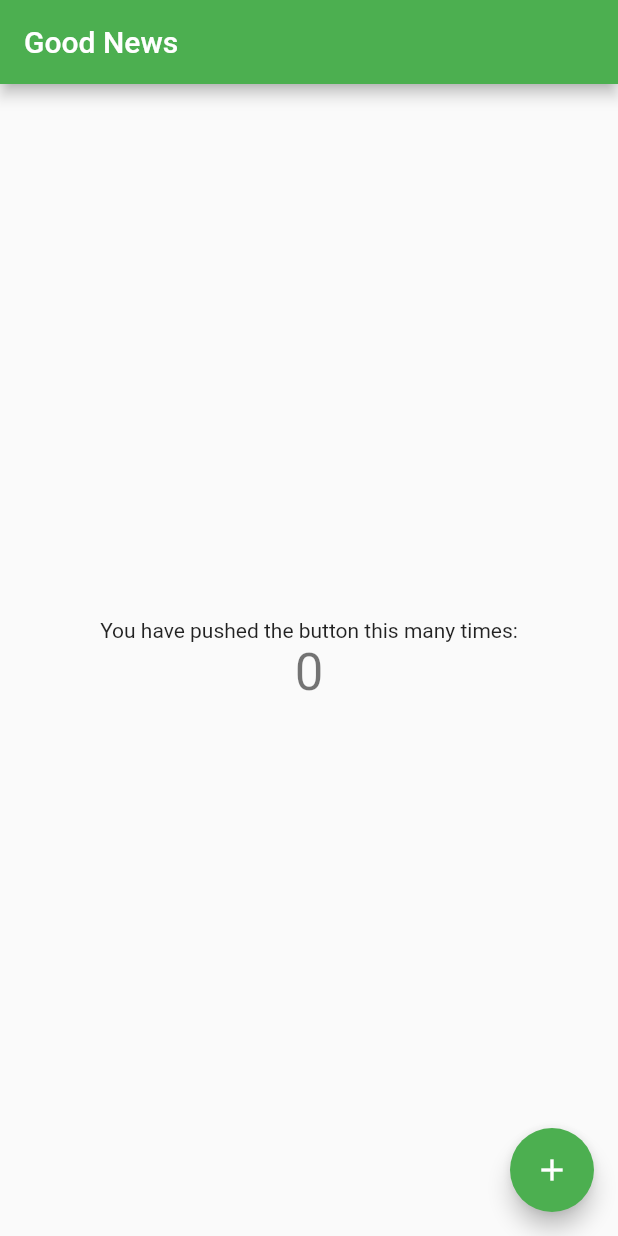
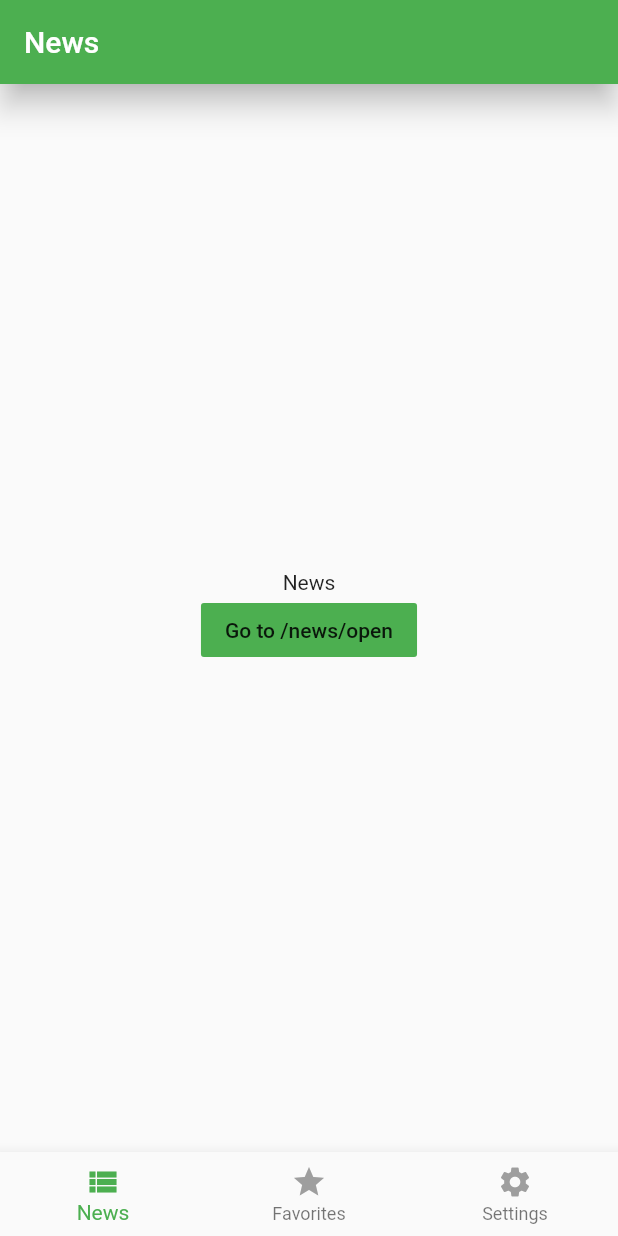
Before and after one commit to GGCTeam/good-news-flutter-app, a Flutter app: the screen it shows after launch, on a phone screen of 412 x 824 dp. Run offline on Flutter 3.47's test engine with Material 2 defaults, Android fonts, the phone set to English and light mode, and no system bars; statements that could not run were skipped.

Commit message:
bottom skeleton tab navigation implemented

```diff
--- /dev/null
+++ b/lib/app/home_page.dart
@@ -0,0 +1,64 @@
+import 'package:flutter/material.dart';
+import 'package:good_news_flutter/app/navigation/tab_navigator.dart';
+
+import 'navigation/bottom_navigation.dart';
+import 'navigation/tabs.dart';
+
+class HomePage extends StatefulWidget {
+  @override
+  _HomePageState createState() => _HomePageState();
+}
+
+class _HomePageState extends State<HomePage> {
+  TabItem _currentTab = Tabs.initTab;
+
+  void _selectTab(TabItem tabItem) {
+    if (tabItem == _currentTab) {
+      // pop to first route
+      Tabs.navigatorKeys[tabItem].currentState
+          .popUntil((route) => route.isFirst);
+    } else {
+      setState(() => _currentTab = tabItem);
+    }
+  }
+
+  @override
+  Widget build(BuildContext context) {
+    return WillPopScope(
+      onWillPop: () async {
+        final isFirstRouteInCurrentTab =
+            !await Tabs.navigatorKeys[_currentTab].currentState.maybePop();
+        if (isFirstRouteInCurrentTab) {
+          // if not on the 'main' tab
+          if (_currentTab != Tabs.initTab) {
+            // select 'main' tab
+            _selectTab(Tabs.initTab);
+            // back button handled by app
+            return false;
+          }
+        }
+        // let system handle back button if we're on the first route
+        return isFirstRouteInCurrentTab;
+      },
+      child: Scaffold(
+        body: Stack(children: <Widget>[
+          _buildOffstageNavigator(TabItem.news),
+          _buildOffstageNavigator(TabItem.favorites),
+          _buildOffstageNavigator(TabItem.settings),
+        ]),
+        bottomNavigationBar: BottomNavigation(
+          currentTab: _currentTab,
+          onSelectTab: _selectTab,
+        ),
+      ),
+    );
+  }
+
+  Widget _buildOffstageNavigator(TabItem tabItem) {
+    return Offstage(
+      offstage: _currentTab != tabItem,
+      child: TabNavigator(tabItem: tabItem),
+      // child: _correctTabNavigator(tabItem),
+    );
+  }
+}
--- /dev/null
+++ b/lib/app/navigation/bottom_navigation.dart
@@ -0,0 +1,39 @@
+import 'package:flutter/material.dart';
+import 'package:good_news_flutter/app/navigation/tabs.dart';
+
+class BottomNavigation extends StatelessWidget {
+  BottomNavigation({@required this.currentTab, @required this.onSelectTab});
+
+  final TabItem currentTab;
+  final ValueChanged<TabItem> onSelectTab;
+
+  @override
+  Widget build(BuildContext context) {
+    return BottomNavigationBar(
+      type: BottomNavigationBarType.fixed,
+      items: [
+        _buildItem(tabItem: TabItem.news),
+        _buildItem(tabItem: TabItem.favorites),
+        _buildItem(tabItem: TabItem.settings),
+      ],
+      onTap: (index) => onSelectTab(
+        TabItem.values[index],
+      ),
+    );
+  }
+
+  BottomNavigationBarItem _buildItem({TabItem tabItem}) {
+    String text = Tabs.names[tabItem];
+    IconData icon = Tabs.icons[tabItem];
+    Color iconColor =
+        currentTab == tabItem ? Tabs.activeColors[tabItem] : Colors.grey;
+
+    return BottomNavigationBarItem(
+      icon: Icon(icon, color: iconColor),
+      title: Text(
+        text,
+        style: TextStyle(color: iconColor),
+      ),
+    );
+  }
+}
--- /dev/null
+++ b/lib/app/navigation/routes.dart
@@ -0,0 +1,33 @@
+import 'package:flutter/material.dart';
+import 'package:good_news_flutter/app/navigation/tabs.dart';
+import 'package:good_news_flutter/app/placeholder_page.dart';
+
+enum Path {
+  news_root,
+  favorites_root,
+  settings_root,
+  news_open,
+}
+
+class Routes {
+  static Map<Path, String> paths = {
+    Path.news_root: 'news',
+    Path.favorites_root: 'favorites',
+    Path.settings_root: 'settings',
+    Path.news_open: 'news_open',
+  };
+
+  static Map<TabItem, String> rootPaths = {
+    TabItem.news: paths[Path.news_root],
+    TabItem.favorites: paths[Path.favorites_root],
+    TabItem.settings: paths[Path.settings_root],
+  };
+
+  static Map<String, WidgetBuilder> builders = {
+    paths[Path.news_root]: (context) => PlaceholderPage("News"),
+    paths[Path.favorites_root]
+        : (context) => PlaceholderPage("Favorites"),
+    paths[Path.settings_root]: (context) => PlaceholderPage("Settings"),
+    paths[Path.news_open]: (context) => PlaceholderPage("News Open"),
+  };
+}
--- /dev/null
+++ b/lib/app/navigation/tab_navigator.dart
@@ -0,0 +1,31 @@
+import 'package:flutter/material.dart';
+import 'package:good_news_flutter/app/navigation/routes.dart';
+import 'package:good_news_flutter/app/navigation/tabs.dart';
+
+class TabNavigator extends StatelessWidget {
+  TabNavigator({@required this.tabItem});
+
+  final TabItem tabItem;
+
+  @override
+  Widget build(BuildContext context) {
+    print("${Routes.rootPaths[tabItem]} -- ${Tabs.navigatorKeys[tabItem]}");
+    return Navigator(
+      key: Tabs.navigatorKeys[tabItem],
+      initialRoute: Routes.rootPaths[tabItem],
+      onGenerateRoute: (routeSettings) {
+
+        print(routeSettings.name);
+        print(routeSettings.isInitialRoute);
+
+        return MaterialPageRoute(
+          settings: RouteSettings(
+            // is used to disable animation when first News screen is appeared.
+            isInitialRoute: Routes.rootPaths.values.contains(routeSettings.name),
+          ),
+          builder: (context) => Routes.builders[routeSettings.name](context),
+        );
+      },
+    );
+  }
+}
--- /dev/null
+++ b/lib/app/navigation/tabs.dart
@@ -0,0 +1,32 @@
+
+import 'package:flutter/material.dart';
+
+enum TabItem { news, favorites, settings }
+
+class Tabs {
+  static TabItem initTab = TabItem.news;
+
+  static Map<TabItem, String> names = {
+    TabItem.news: 'News',
+    TabItem.favorites: 'Favorites',
+    TabItem.settings: 'Settings',
+  };
+
+  static Map<TabItem, MaterialColor> activeColors = {
+    TabItem.news: Colors.green,
+    TabItem.favorites: Colors.green,
+    TabItem.settings: Colors.green,
+  };
+
+  static Map<TabItem, IconData> icons = {
+    TabItem.news: Icons.view_list,
+    TabItem.favorites: Icons.star,
+    TabItem.settings: Icons.settings,
+  };
+
+  static Map<TabItem, GlobalKey<NavigatorState>> navigatorKeys = {
+    TabItem.news: GlobalKey<NavigatorState>(),
+    TabItem.favorites: GlobalKey<NavigatorState>(),
+    TabItem.settings: GlobalKey<NavigatorState>(),
+  };
+}
--- /dev/null
+++ b/lib/app/placeholder_page.dart
@@ -0,0 +1,39 @@
+import 'dart:io';
+import 'package:flutter/material.dart';
+import 'package:good_news_flutter/app/navigation/routes.dart';
+
+class PlaceholderPage extends StatefulWidget {
+  PlaceholderPage(this.msg);
+
+  final String msg;
+
+  @override
+  _PlaceholderPageState createState() => _PlaceholderPageState();
+}
+
+class _PlaceholderPageState extends State<PlaceholderPage> {
+  @override
+  Widget build(BuildContext context) {
+    return Scaffold(
+      appBar: AppBar(
+        title: Text(widget.msg),
+        elevation: Platform.isIOS ? 0 : 8,
+      ),
+      body: Center(
+        child: Column(
+          mainAxisAlignment: MainAxisAlignment.center,
+          children: <Widget>[
+            Text(widget.msg),
+            FlatButton(
+              child: Text('Go to /news/open'),
+              color: Colors.green,
+              onPressed: () {
+                 Navigator.of(context).pushNamed(Routes.paths[Path.news_open]);
+              },
+            ),
+          ],
+        ),
+      ),
+    );
+  }
+}
--- a/lib/main.dart
+++ b/lib/main.dart
@@ -1,4 +1,6 @@
 import 'package:flutter/material.dart';
+import 'package:good_news_flutter/app/home_page.dart';
+import 'package:flutter/cupertino.dart';
 
 void main() => runApp(MyApp());
 
@@ -9,103 +11,9 @@ class MyApp extends StatelessWidget {
     return MaterialApp(
       title: 'Good News',
       theme: ThemeData(
-        // This is the theme of your application.
-        //
-        // Try running your application with "flutter run". You'll see the
-        // application has a blue toolbar. Then, without quitting the app, try
-        // changing the primarySwatch below to Colors.green and then invoke
-        // "hot reload" (press "r" in the console where you ran "flutter run",
-        // or simply save your changes to "hot reload" in a Flutter IDE).
-        // Notice that the counter didn't reset back to zero; the application
-        // is not restarted.
         primarySwatch: Colors.green,
       ),
-      home: MyHomePage(title: 'Good News'),
+      home: HomePage(),
     );
   }
 }
-
-class MyHomePage extends StatefulWidget {
-  MyHomePage({Key key, this.title}) : super(key: key);
-
-  // This widget is the home page of your application. It is stateful, meaning
-  // that it has a State object (defined below) that contains fields that affect
-  // how it looks.
-
-  // This class is the configuration for the state. It holds the values (in this
-  // case the title) provided by the parent (in this case the App widget) and
-  // used by the build method of the State. Fields in a Widget subclass are
-  // always marked "final".
-
-  final String title;
-
-  @override
-  _MyHomePageState createState() => _MyHomePageState();
-}
-
-class _MyHomePageState extends State<MyHomePage> {
-  int _counter = 0;
-
-  void _incrementCounter() {
-    setState(() {
-      // This call to setState tells the Flutter framework that something has
-      // changed in this State, which causes it to rerun the build method below
-      // so that the display can reflect the updated values. If we changed
-      // _counter without calling setState(), then the build method would not be
-      // called again, and so nothing would appear to happen.
-      _counter++;
-    });
-  }
-
-  @override
-  Widget build(BuildContext context) {
-    // This method is rerun every time setState is called, for instance as done
-    // by the _incrementCounter method above.
-    //
-    // The Flutter framework has been optimized to make rerunning build methods
-    // fast, so that you can just rebuild anything that needs updating rather
-    // than having to individually change instances of widgets.
-    return Scaffold(
-      appBar: AppBar(
-        // Here we take the value from the MyHomePage object that was created by
-        // the App.build method, and use it to set our appbar title.
-        title: Text(widget.title),
-      ),
-      body: Center(
-        // Center is a layout widget. It takes a single child and positions it
-        // in the middle of the parent.
-        child: Column(
-          // Column is also a layout widget. It takes a list of children and
-          // arranges them vertically. By default, it sizes itself to fit its
-          // children horizontally, and tries to be as tall as its parent.
-          //
-          // Invoke "debug painting" (press "p" in the console, choose the
-          // "Toggle Debug Paint" action from the Flutter Inspector in Android
-          // Studio, or the "Toggle Debug Paint" command in Visual Studio Code)
-          // to see the wireframe for each widget.
-          //
-          // Column has various properties to control how it sizes itself and
-          // how it positions its children. Here we use mainAxisAlignment to
-          // center the children vertically; the main axis here is the vertical
-          // axis because Columns are vertical (the cross axis would be
-          // horizontal).
-          mainAxisAlignment: MainAxisAlignment.center,
-          children: <Widget>[
-            Text(
-              'You have pushed the button this many times:',
-            ),
-            Text(
-              '$_counter',
-              style: Theme.of(context).textTheme.display1,
-            ),
-          ],
-        ),
-      ),
-      floatingActionButton: FloatingActionButton(
-        onPressed: _incrementCounter,
-        tooltip: 'Increment',
-        child: Icon(Icons.add),
-      ), // This trailing comma makes auto-formatting nicer for build methods.
-    );
-  }
-}
```
